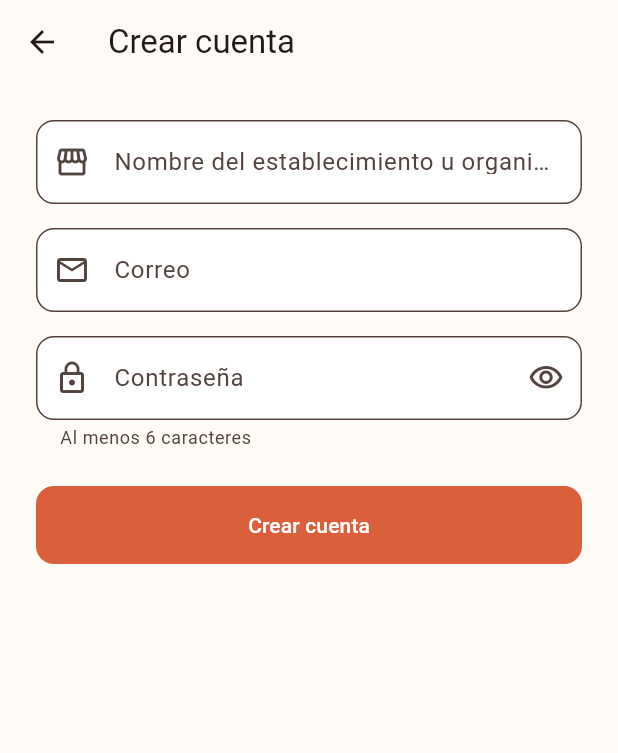
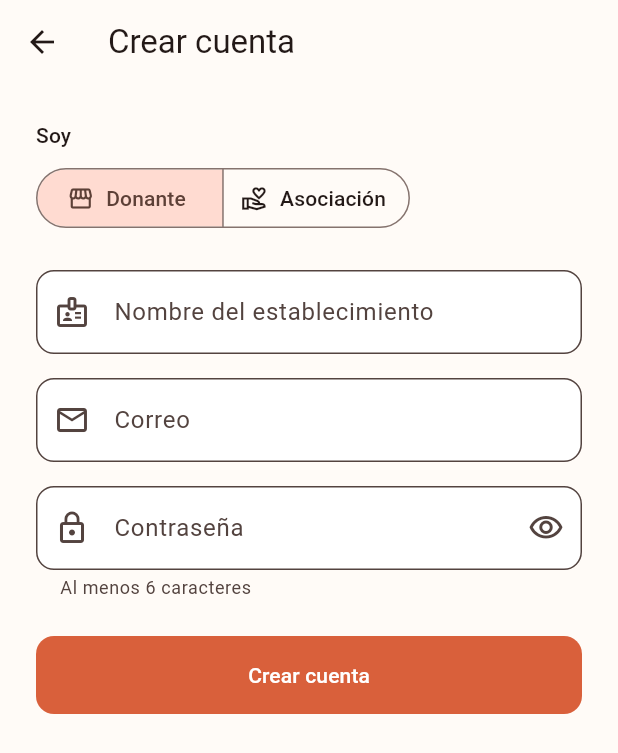
Before and after one commit to MiguelAlvarezIbarra/ReParte, a Flutter app: the RegistroView screen opened directly, on a phone screen of 412 x 824 dp. Shown: the top 753 px of the screen. Run offline on Flutter 3.47's test engine with Material 3 defaults, Android fonts, the phone set to English and light mode, and no system bars; our stand-ins replace cloud_firestore, firebase_auth, firebase_core; accounts and stored records are empty.

Commit message:
feature: agrega la seleccion de rol en el registro
- SelectorRol con las opciones Donante y Asociacion, como en el prototipo
- El rol elegido se envia al registro y se guarda en el perfil de Firestore
- La etiqueta del nombre cambia segun el rol
- Pruebas de widgets del rol por defecto y de registrar una asociacion

```diff
--- a/lib/models/donacion.dart
+++ b/lib/models/donacion.dart
@@ -29,8 +29,7 @@ class Donacion {
 
   bool get estaVigente => caducidad.isAfter(DateTime.now());
 
-  bool get estaDisponible =>
-      estado == EstadoDonacion.disponible && estaVigente;
+  bool get estaDisponible => estado == EstadoDonacion.disponible && estaVigente;
 
   /// Copia con cambios, util para reservar o marcar como entregada.
   Donacion copyWith({EstadoDonacion? estado, String? asociacionId}) {
--- a/lib/views/auth/registro_view.dart
+++ b/lib/views/auth/registro_view.dart
@@ -4,6 +4,7 @@ import '../../core/utilidades/validadores.dart';
 import '../../models/usuario.dart';
 import '../../viewmodels/login_viewmodel.dart';
 import '../../widgets/mensaje_error.dart';
+import '../../widgets/selector_rol.dart';
 
 /// Pantalla para crear una cuenta nueva.
 class RegistroView extends StatefulWidget {
@@ -19,6 +20,7 @@ class _RegistroViewState extends State<RegistroView> {
   final _correo = TextEditingController();
   final _contrasena = TextEditingController();
   bool _ocultarContrasena = true;
+  RolUsuario _rol = RolUsuario.donante;
 
   @override
   void dispose() {
@@ -35,8 +37,7 @@ class _RegistroViewState extends State<RegistroView> {
       nombre: _nombre.text,
       correo: _correo.text,
       contrasena: _contrasena.text,
-      // TODO(T09): usar el rol que elija el usuario.
-      rol: RolUsuario.donante,
+      rol: _rol,
     );
     if (!ok || !mounted) return;
     // TODO(T10): navegar a la pantalla de inicio segun el rol.
@@ -56,13 +57,21 @@ class _RegistroViewState extends State<RegistroView> {
             child: Column(
               crossAxisAlignment: CrossAxisAlignment.stretch,
               children: [
+                SelectorRol(
+                  rol: _rol,
+                  habilitado: !vm.cargando,
+                  alCambiar: (rol) => setState(() => _rol = rol),
+                ),
+                const SizedBox(height: 24),
                 TextFormField(
                   controller: _nombre,
                   textCapitalization: TextCapitalization.words,
                   textInputAction: TextInputAction.next,
-                  decoration: const InputDecoration(
-                    labelText: 'Nombre del establecimiento u organización',
-                    prefixIcon: Icon(Icons.storefront_outlined),
+                  decoration: InputDecoration(
+                    labelText: _rol == RolUsuario.donante
+                        ? 'Nombre del establecimiento'
+                        : 'Nombre de la organización',
+                    prefixIcon: const Icon(Icons.badge_outlined),
                   ),
                   validator: (v) => Validadores.requerido(v, 'nombre'),
                 ),
--- /dev/null
+++ b/lib/widgets/selector_rol.dart
@@ -0,0 +1,45 @@
+import 'package:flutter/material.dart';
+import '../models/usuario.dart';
+
+/// Botones "Soy: Donante / Asociación" del registro.
+class SelectorRol extends StatelessWidget {
+  const SelectorRol({
+    super.key,
+    required this.rol,
+    required this.alCambiar,
+    this.habilitado = true,
+  });
+
+  final RolUsuario rol;
+  final ValueChanged<RolUsuario> alCambiar;
+  final bool habilitado;
+
+  @override
+  Widget build(BuildContext context) {
+    return Column(
+      crossAxisAlignment: CrossAxisAlignment.start,
+      children: [
+        Text('Soy', style: Theme.of(context).textTheme.titleSmall),
+        const SizedBox(height: 8),
+        SegmentedButton<RolUsuario>(
+          showSelectedIcon: false,
+          segments: const [
+            ButtonSegment(
+              value: RolUsuario.donante,
+              label: Text('Donante'),
+              icon: Icon(Icons.storefront_outlined),
+            ),
+            ButtonSegment(
+              value: RolUsuario.asociacion,
+              label: Text('Asociación'),
+              icon: Icon(Icons.volunteer_activism_outlined),
+            ),
+          ],
+          selected: {rol},
+          onSelectionChanged:
+              habilitado ? (seleccion) => alCambiar(seleccion.first) : null,
+        ),
+      ],
+    );
+  }
+}
```
Also changed, not shown: lib/firebase_options.dart, 1 other file.
